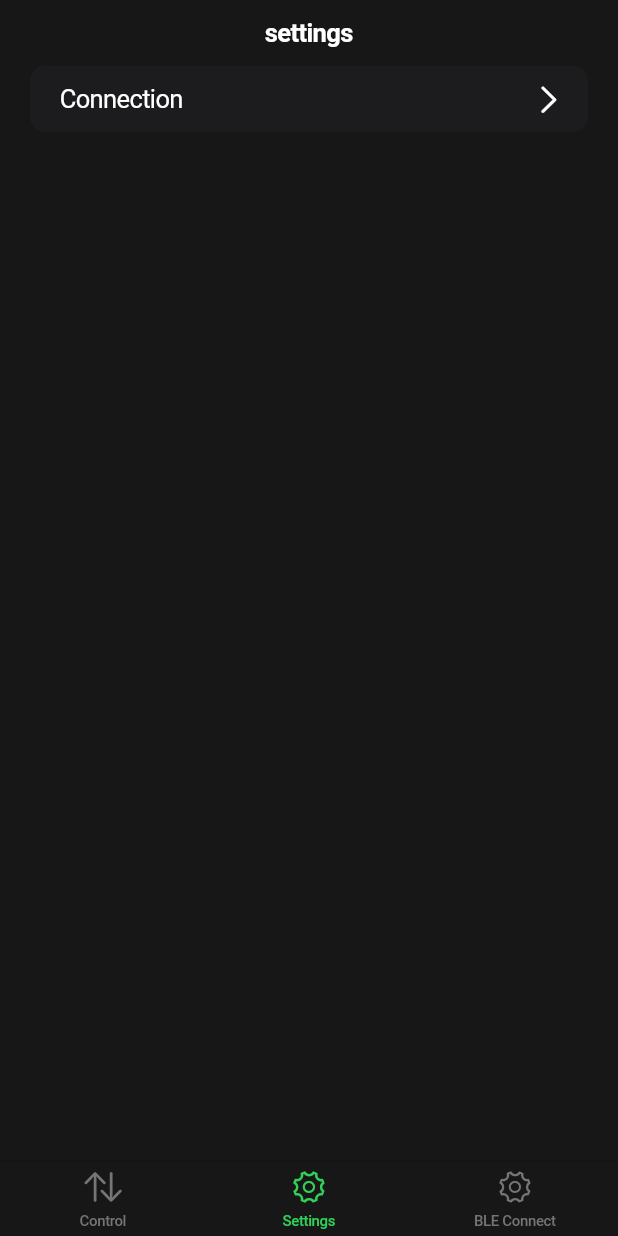
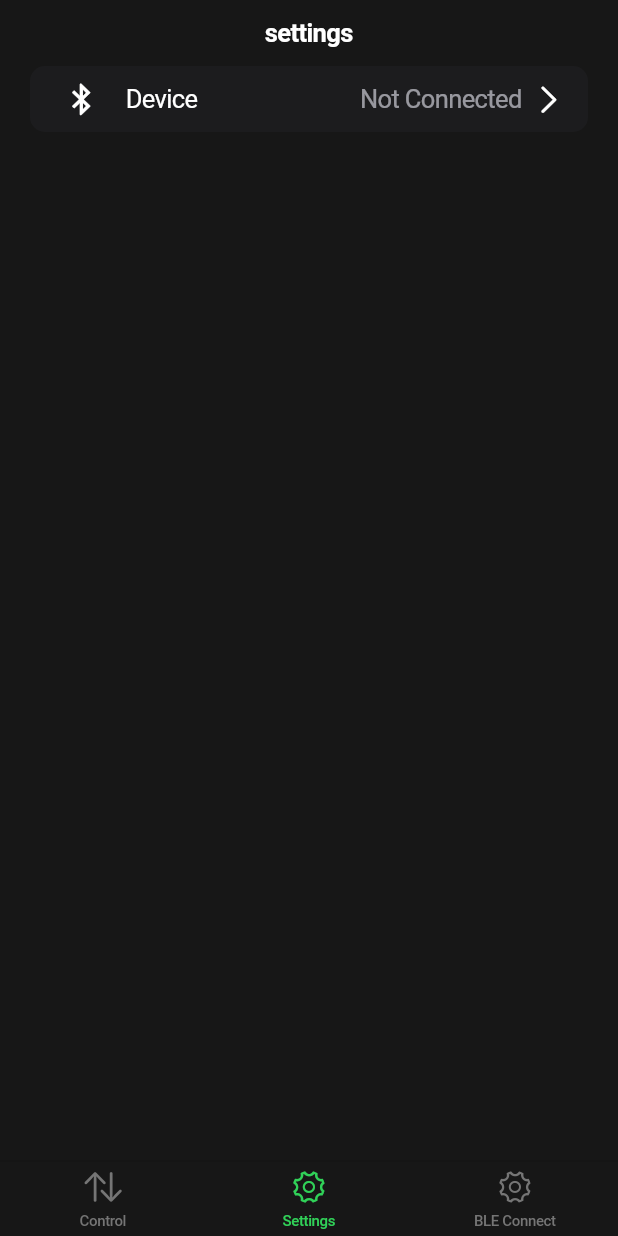
Before and after one commit to kipergrof/ios_app_test, a Flutter app: the screen it shows after launch, item 2 of the bottom bar chosen, on a phone screen of 412 x 824 dp. Run offline on Flutter 3.47's test engine with Material 3 defaults, Android fonts, the phone set to English and light mode, and no system bars; our stand-ins replace flutter_blue_plus, get; missing offline and left inert: cryptography, protobuf.

Commit message:
compile push

```diff
--- a/lib/bindings/ble_binding.dart
+++ b/lib/bindings/ble_binding.dart
@@ -1,4 +1,5 @@
 import 'package:flutter_test1/controllers/ble_controller.dart';
+import 'package:flutter_test1/controllers/settings_controller.dart';
 import 'package:get/get.dart';
 
 class BleBinding extends Bindings {
@@ -6,6 +7,8 @@ class BleBinding extends Bindings {
   @override
   void dependencies()  {
 
-    Get.lazyPut(() => BleController(),fenix: true);
+    Get.lazyPut(() => BleController());
+
+    Get.create(() => ListItemController());
   }
 }
--- a/lib/bindings/navigation_binding.dart
+++ b/lib/bindings/navigation_binding.dart
@@ -2,11 +2,13 @@ import 'package:flutter_test1/controllers/navigation_controller.dart';
 import 'package:get/get.dart';
 
 import '../controllers/ble_controller.dart';
+import '../controllers/settings_controller.dart';
 
 class NavigationBinding extends Bindings {
   @override
   void dependencies() async {
     Get.lazyPut(() => NavigationController());
-     Get.lazyPut(() => BleController(),fenix: true);
+    //  Get.lazyPut(() => BleController(),fenix: true);
+     Get.lazyPut(() => SettingsController(),fenix: true);
   }
 }
--- a/lib/controllers/ble_controller.dart
+++ b/lib/controllers/ble_controller.dart
@@ -1,6 +1,7 @@
 import 'dart:async';
 
 import 'package:flutter_blue_plus/flutter_blue_plus.dart';
+import 'package:flutter_test1/controllers/settings_controller.dart';
 import 'package:get/get.dart';
 
 import '../proto/elvl.pbenum.dart';
@@ -9,19 +10,19 @@ import '../services/ble_service.dart';
 enum BleStatus {
   scannig,
   idle,
-  connecting,
-  disconnected,
-  connected,
 }
+
 
 class BleController extends GetxController {
   final BleService bleService = Get.find();
 
+  final SettingsController _settingController = Get.find<SettingsController>();
+
   Timer? _searchTimer;
 
-  final Rx<BleStatus> bleStatus = BleStatus.disconnected.obs;
+   final Rx<BleStatus> bleStatus = BleStatus.idle.obs;
 
-  final Rx<bool> connected = false.obs;
+  // final Rx<BleDevStatus> bleDevStatus = BleDevStatus.disconnected.obs;
 
   StreamSubscription? listenSearch;
 
@@ -30,40 +31,48 @@ class BleController extends GetxController {
      await _bleService.stopScanBle();
     //bleStatus.value = BleStatus.disconnected;
   } */
+  BleDevStatus getBleDevStatus()
+  {
+    return _settingController.bleDevStatus.value;
+  }
 
-  startSearch({bool clearResult=false}) async {
+  startSearch({bool clearResult = false}) async {
 //
     bleStatus.value = BleStatus.scannig;
-    await bleService.startScan(clearResult:clearResult);
+    await bleService.startScan(clearResult: clearResult);
     bleStatus.value = BleStatus.idle;
   }
 
   connect(ScanResult result) async {
-    bleStatus.value = BleStatus.connecting;
-
+    _settingController.bleDevStatus.value = BleDevStatus.connecting;
     await bleService.startProvisioning(result.device);
 
     if (bleService.isConnected(result.device)) {
-      bleStatus.value = BleStatus.connected;
+      _settingController.bleDevStatus.value = BleDevStatus.connected;
     } else {
-      bleStatus.value = BleStatus.idle;
+      _settingController.bleDevStatus.value = BleDevStatus.disconnected;
     }
   }
 
   void setTimer() {
-   _searchTimer=Timer.periodic(Duration(seconds: 13), (timer) async {
-  print(DateTime.now());
-  await startSearch();
-});
-
+    _searchTimer = Timer.periodic(const Duration(seconds: 13), (timer) async {
+      print(DateTime.now());
+      await startSearch();
+    });
   }
 
-
-
   @override
-  void onClose(){
+  void onClose() {
     _searchTimer!.cancel();
   }
+}
 
-
+class ListItemController extends GetxController {
+  final connecting = false.obs;
+  final BleController _bleController = Get.find<BleController>();
+  Future<void> connect(ScanResult result) async {
+    connecting.value = true;
+    await _bleController.connect(result);
+    connecting.value = false;
+  }
 }
--- /dev/null
+++ b/lib/controllers/settings_controller.dart
@@ -0,0 +1,43 @@
+import 'dart:async';
+
+import 'package:flutter_blue_plus/flutter_blue_plus.dart';
+import 'package:get/get.dart';
+
+import '../services/ble_service.dart';
+
+
+enum BleDevStatus {
+  disconnected,
+  connecting,
+  connected,
+}
+
+class SettingsController extends GetxController {
+  final BleService bleService = Get.find();
+
+  final Rx<BleDevStatus> bleDevStatus = BleDevStatus.disconnected.obs;
+
+  StreamSubscription? listenSearch;
+
+  Future<void> goToConnection() async {
+    await Get.toNamed('/ble_connection');
+  }
+
+//   startSearch({bool clearResult = false}) async {
+// //
+//     bleStatus.value = BleStatus.scannig;
+//     await bleService.startScan(clearResult: clearResult);
+//     bleStatus.value = BleStatus.idle;
+//   }
+
+  // connect(ScanResult result) async {
+  //   bleDevStatus.value = BleDevStatus.connecting;
+  //   await bleService.startProvisioning(result.device);
+
+  //   if (bleService.isConnected(result.device)) {
+  //     bleDevStatus.value = BleDevStatus.connected;
+  //   } else {
+  //     bleDevStatus.value = BleDevStatus.disconnected;
+  //   }
+  // }
+}
--- a/lib/services/ble_service.dart
+++ b/lib/services/ble_service.dart
@@ -19,6 +19,7 @@ class BleService extends GetxService {
 
 
   BluetoothDevice? connectedDevice;
+
 
   final RxList scanResults = [].obs;
 
@@ -48,8 +49,13 @@ class BleService extends GetxService {
         if (results.isNotEmpty) {
           ScanResult r =
               results.last; // if scan filter good only the good device found
-
-            scanResults.addIf(!scanResults.contains(r) && (r.device.advName != ''), r);
+            if (connectedDevice == null)
+            {
+              scanResults.addIf(!scanResults.contains(r) && (r.device.advName != ''),r);
+            }else
+            {
+              scanResults.addIf(!scanResults.contains(r) && r.device.advName != '' && r.device.remoteId != connectedDevice!.remoteId,r);
+            }
 
         }
       },
@@ -96,7 +102,16 @@ class BleService extends GetxService {
 
     _prov = EspProv(transport: TransportBLE(device), security: Security0());
 
+    ScanResult result = scanResults.firstWhere((e) => (e as ScanResult).device.remoteId == connectedDevice!.remoteId);
+
+    scanResults.removeWhere((e) => (e as ScanResult).device.remoteId == connectedDevice!.remoteId);
+
     await _prov!.establishSession();
+
+    if(!connectedDevice!.isConnected)
+    {
+      scanResults.add(result);
+    }
   }
 
   // void _setDeviceDisconnectSubscription() {
--- a/lib/ui/settings_page.dart
+++ b/lib/ui/settings_page.dart
@@ -8,7 +8,9 @@ import 'package:flutter_test1/controllers/navigation_controller.dart';
 import 'package:flutter_test1/ui/ble_connect_page.dart';
 import 'package:get/get.dart';
 
-class SettingsPage extends GetView<NavigationController> {
+import '../controllers/settings_controller.dart';
+
+class SettingsPage extends GetView<SettingsController> {
   @override
   Widget build(BuildContext context) {
     return CupertinoTabView(builder: (context1) {
@@ -22,11 +24,11 @@ class SettingsPage extends GetView<NavigationController> {
               CupertinoFormSection.insetGrouped(
                 backgroundColor: CupertinoColors.darkBackgroundGray,
                 children: [
-                  _myListTile(
-                    'Connection', /* function: () async {
+                 Obx(() =>  _myListTile(
+                    'Device', status: controller.bleDevStatus.value/* function: () async {
                     await Get.toNamed('/ble_connection');
                   } */
-                  ),
+                  )),
                 ],
               )
             ],
@@ -34,9 +36,29 @@ class SettingsPage extends GetView<NavigationController> {
     });
   }
 
-  Widget _myListTile(String title, {Function? function}) {
+  Widget _myListTile(String title, {Function? function, BleDevStatus status = BleDevStatus.disconnected}) {
+    String text = 'N/A';
+    switch (status) {
+      case BleDevStatus.disconnected:
+        text = "Not Connected";
+        break;
+              case BleDevStatus.connected:
+        text = controller.bleService.connectedDevice!.advName;
+        break;
+              case BleDevStatus.connecting:
+        text = "Connecting...";
+        break;
+
+      default:
+    }
+
     return CupertinoListTile(
+      additionalInfo:Text(text) ,
       title: Text(title),
+      leading: const Icon(
+        CupertinoIcons.bluetooth,
+        color: CupertinoColors.white,
+      ),
       trailing: const Icon(
         CupertinoIcons.right_chevron,
         color: CupertinoColors.white,
```
Also changed, not shown: lib/controllers/navigation_controller.dart (+3 -4 lines), lib/ui/ble_connect_page.dart (+175 -78 lines).
